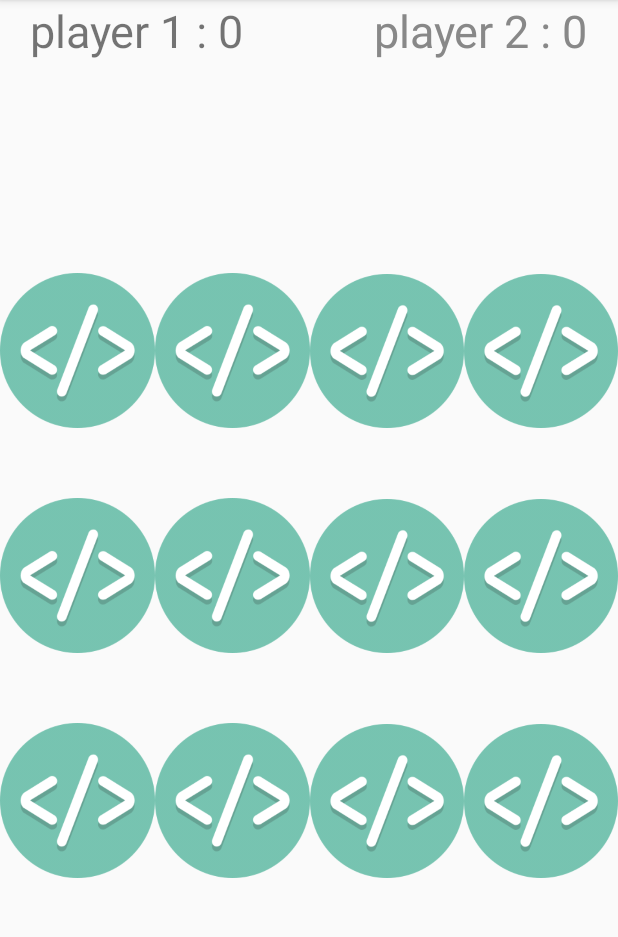
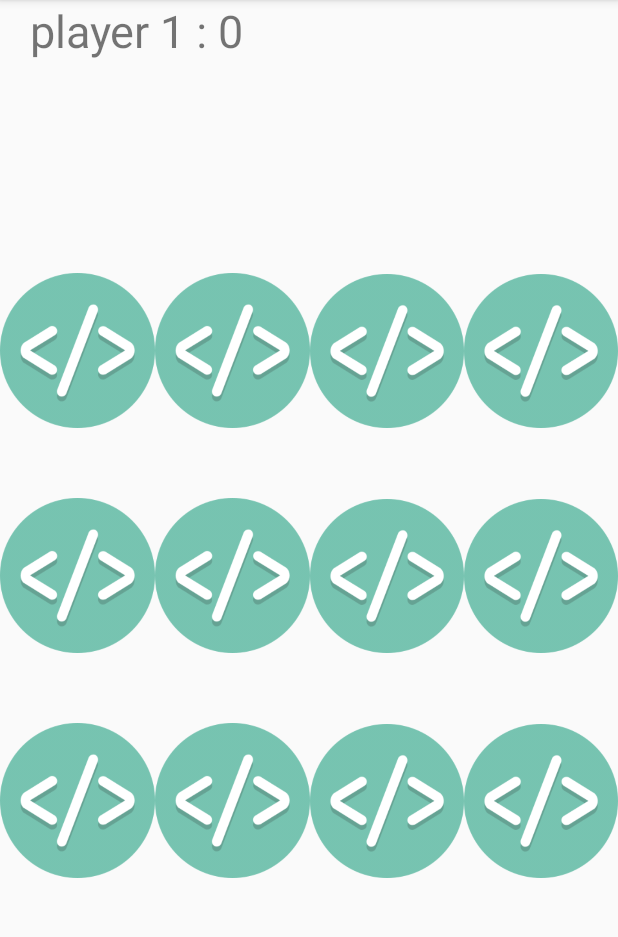
Before and after one commit to EChilin5/Clover, an Android app: the Game screen opened directly, with no data from a screen before it, on a phone screen of 412 x 824 dp, the part 84-1021 px from its top. Run offline under Robolectric (Android 15) with nearby library versions, the phone set to English and light mode, and no system bars; 1 statement that could not run was skipped.

```diff
--- a/app/src/main/AndroidManifest.xml
+++ b/app/src/main/AndroidManifest.xml
@@ -9,7 +9,7 @@
         android:roundIcon="@mipmap/ic_launcher_round"
         android:supportsRtl="true"
         android:theme="@style/AppTheme">
-        <activity android:name=".Game"></activity>
+        <activity android:name=".Game" />
         <activity android:name=".MainActivity">
             <intent-filter>
                 <action android:name="android.intent.action.MAIN" />
--- a/app/src/main/java/com/example/clover/MainActivity.java
+++ b/app/src/main/java/com/example/clover/MainActivity.java
@@ -26,7 +26,11 @@ import android.widget.EditText;
                 if(value.contains("12")) {
                     Intent intent = new Intent(MainActivity.this, Game.class);
                     startActivity(intent);
+                }else{
+                    Intent intent = new Intent(MainActivity.this, Game.class);
+                    startActivity(intent);
                 }
+
             }
         });
     }
--- a/app/src/main/res/layout/activity_game.xml
+++ b/app/src/main/res/layout/activity_game.xml
@@ -25,14 +25,5 @@
         android:paddingLeft="20dp"
         android:text="player 1 : 0" />
 
-    <TextView
-        android:id="@+id/text_p2"
-        android:layout_width="wrap_content"
-        android:layout_height="wrap_content"
-        android:layout_alignParentTop="true"
-        android:layout_alignParentRight="true"
-        android:textSize="30sp"
-        android:layout_alignParentEnd="true"
-        android:paddingRight="20dp"
-        android:text="player 2 : 0" />
+
 </RelativeLayout>
```
